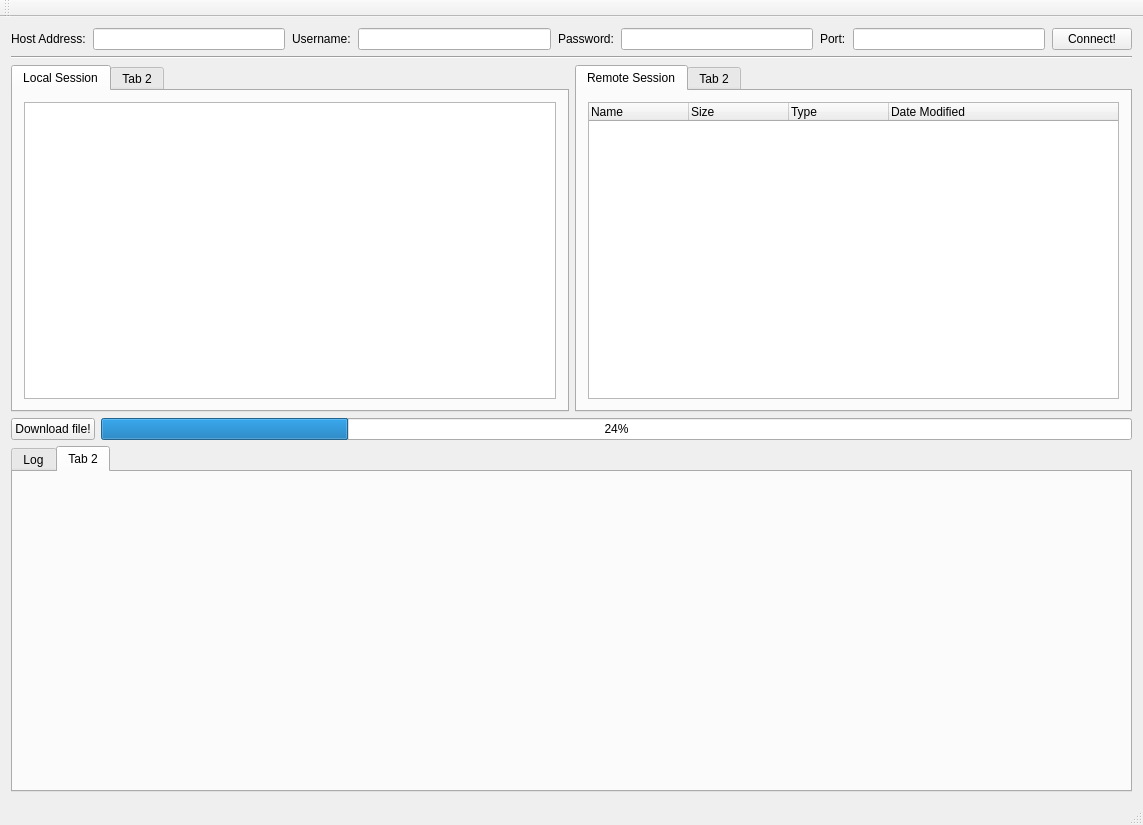
Old version of the form mainwindow.ui in the repository justinmoor/FTP-Client.
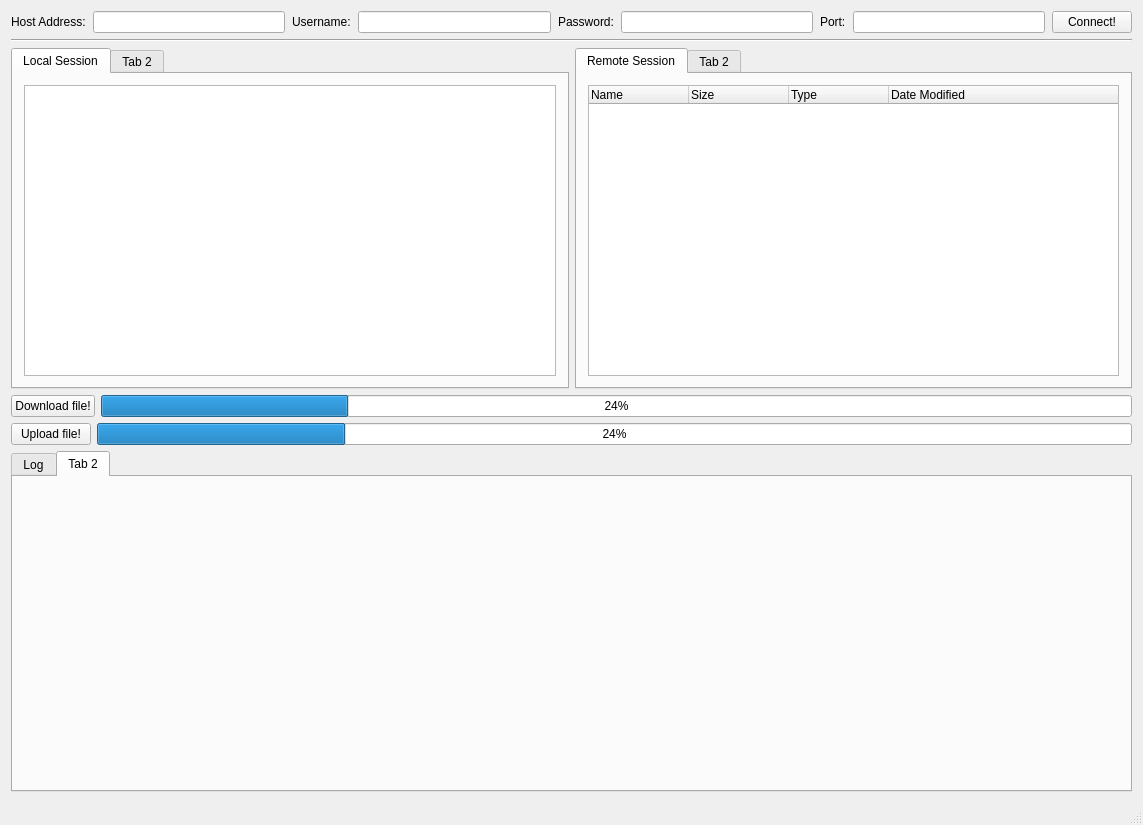
New version of the form.

Patch:
```diff
--- a/mainwindow.ui
+++ b/mainwindow.ui
@@ -14,68 +14,8 @@
    <string>Jussie's FTP Client</string>
   </property>
   <widget class="QWidget" name="centralWidget">
-   <layout class="QGridLayout" name="gridLayout">
-    <item row="3" column="0">
-     <layout class="QHBoxLayout" name="horizontalLayout_4">
-      <item>
-       <widget class="QPushButton" name="downloadButton">
-        <property name="text">
-         <string>Download file!</string>
-        </property>
-       </widget>
-      </item>
-      <item>
-       <widget class="QProgressBar" name="downloadProgress">
-        <property name="value">
-         <number>24</number>
-        </property>
-       </widget>
-      </item>
-     </layout>
-    </item>
-    <item row="1" column="0">
-     <widget class="Line" name="line">
-      <property name="maximumSize">
-       <size>
-        <width>16777215</width>
-        <height>16777215</height>
-       </size>
-      </property>
-      <property name="lineWidth">
-       <number>1</number>
-      </property>
-      <property name="orientation">
-       <enum>Qt::Horizontal</enum>
-      </property>
-     </widget>
-    </item>
-    <item row="5" column="0">
-     <widget class="QTabWidget" name="logTab">
-      <property name="currentIndex">
-       <number>1</number>
-      </property>
-      <widget class="QWidget" name="tab_5">
-       <attribute name="title">
-        <string>Log</string>
-       </attribute>
-       <layout class="QHBoxLayout" name="horizontalLayout">
-        <item>
-         <widget class="QPlainTextEdit" name="logTextEdit">
-          <property name="readOnly">
-           <bool>true</bool>
-          </property>
-         </widget>
-        </item>
-       </layout>
-      </widget>
-      <widget class="QWidget" name="tab_6">
-       <attribute name="title">
-        <string>Tab 2</string>
-       </attribute>
-      </widget>
-     </widget>
-    </item>
-    <item row="0" column="0">
+   <layout class="QVBoxLayout" name="verticalLayout">
+    <item>
      <layout class="QHBoxLayout" name="horizontalLayout_3">
       <property name="spacing">
        <number>7</number>
@@ -139,7 +79,23 @@
       </item>
      </layout>
     </item>
-    <item row="2" column="0">
+    <item>
+     <widget class="Line" name="line">
+      <property name="maximumSize">
+       <size>
+        <width>16777215</width>
+        <height>16777215</height>
+       </size>
+      </property>
+      <property name="lineWidth">
+       <number>1</number>
+      </property>
+      <property name="orientation">
+       <enum>Qt::Horizontal</enum>
+      </property>
+     </widget>
+    </item>
+    <item>
      <layout class="QHBoxLayout" name="horizontalLayout_2">
       <item>
        <widget class="QTabWidget" name="localTab">
@@ -208,6 +164,68 @@
       </item>
      </layout>
     </item>
+    <item>
+     <layout class="QHBoxLayout" name="horizontalLayout_4">
+      <item>
+       <widget class="QPushButton" name="downloadButton">
+        <property name="text">
+         <string>Download file!</string>
+        </property>
+       </widget>
+      </item>
+      <item>
+       <widget class="QProgressBar" name="downloadProgress">
+        <property name="value">
+         <number>24</number>
+        </property>
+       </widget>
+      </item>
+     </layout>
+    </item>
+    <item>
+     <layout class="QHBoxLayout" name="horizontalLayout_7">
+      <item>
+       <widget class="QPushButton" name="uploadButton">
+        <property name="text">
+         <string>Upload file!</string>
+        </property>
+       </widget>
+      </item>
+      <item>
+       <widget class="QProgressBar" name="uploadProgress">
+        <property name="value">
+         <number>24</number>
+        </property>
+       </widget>
+      </item>
+     </layout>
+    </item>
+    <item>
+     <widget class="QTabWidget" name="logTab">
+      <property name="currentIndex">
+       <number>1</number>
+      </property>
+      <widget class="QWidget" name="tab_5">
+       <attribute name="title">
+        <string>Log</string>
+       </attribute>
+       <layout class="QHBoxLayout" name="horizontalLayout">
+        <item>
+         <widget class="QPlainTextEdit" name="logTextEdit">
+          <property name="readOnly">
+           <bool>true</bool>
+          </property>
+         </widget>
+        </item>
+       </layout>
+      </widget>
+      <widget class="QWidget" name="tab_6">
+       <attribute name="title">
+        <string>Tab 2</string>
+       </attribute>
+      </widget>
+     </widget>
+    </item>
    </layout>
   </widget>
   <widget class="QMenuBar" name="menuBar">
@@ -220,14 +238,6 @@
     </rect>
    </property>
   </widget>
-  <widget class="QToolBar" name="mainToolBar">
-   <attribute name="toolBarArea">
-    <enum>TopToolBarArea</enum>
-   </attribute>
-   <attribute name="toolBarBreak">
-    <bool>false</bool>
-   </attribute>
-  </widget>
   <widget class="QStatusBar" name="statusBar"/>
  </widget>
  <layoutdefault spacing="6" margin="11"/>
```
